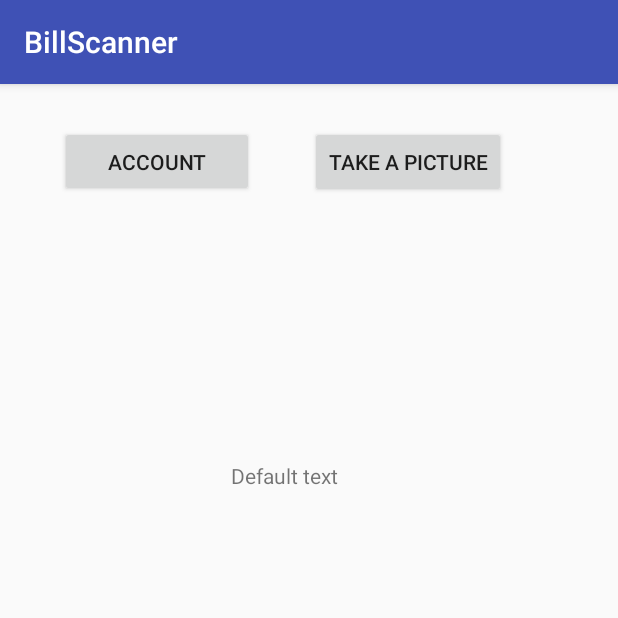
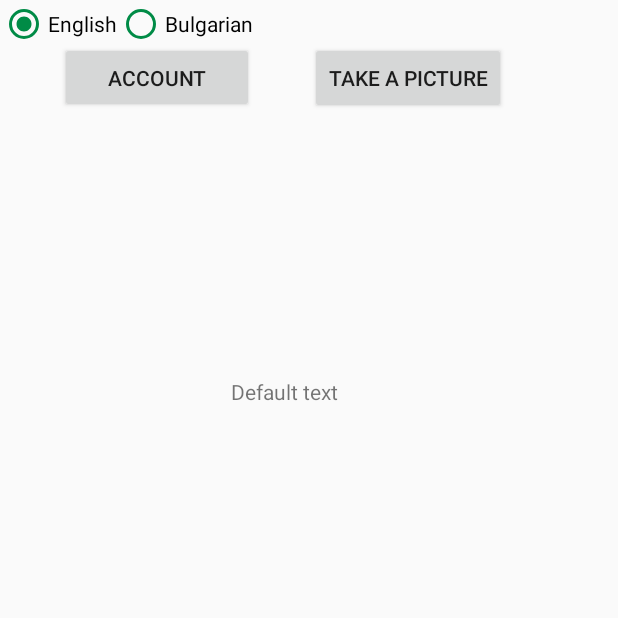
Before and after one commit to Cepe6/bill-scanner, an Android app: the screen it shows after launch (MainActivity), on a phone screen of 412 x 824 dp, the top half of it. Run offline under Robolectric (Android 15) with nearby library versions, the phone set to English and light mode, and no system bars; libraries missing offline, so code that uses them is left out: com.googlecode.tesseract, com.kinvey.android, com.kinvey.java, com.theartofdev.edmodo; plain views replace CropImageView; 4 statements that could not run were skipped.

Commit message:
Addming radio buttons for selecting between languages and removing app's title bar.

```diff
--- a/app/src/main/java/com/example/lacho/billscanner/AccountActivity.java
+++ b/app/src/main/java/com/example/lacho/billscanner/AccountActivity.java
@@ -8,13 +8,9 @@ import android.util.Log;
 import android.view.View;
 import android.widget.Button;
 
-import com.example.lacho.billscanner.accounts.LoginActivity;
 import com.kinvey.android.AsyncAppData;
 import com.kinvey.android.Client;
 import com.kinvey.android.callback.KinveyListCallback;
-import com.kinvey.android.callback.KinveyPingCallback;
-import com.kinvey.android.callback.KinveyUserCallback;
-import com.kinvey.java.User;
 
 public class AccountActivity extends AppCompatActivity {
     @Override
--- a/app/src/main/java/com/example/lacho/billscanner/MainActivity.java
+++ b/app/src/main/java/com/example/lacho/billscanner/MainActivity.java
@@ -12,8 +12,11 @@ import android.support.annotation.RequiresApi;
 import android.support.v7.app.AppCompatActivity;
 import android.util.Log;
 import android.view.View;
+import android.view.Window;
 import android.widget.Button;
 import android.widget.ImageView;
+import android.widget.RadioButton;
+import android.widget.RadioGroup;
 import android.widget.TextView;
 
 import com.example.lacho.billscanner.accounts.LoginActivity;
@@ -42,15 +45,16 @@ import java.util.Map;
 
 public class MainActivity extends AppCompatActivity {
 
-    Bitmap image;
-    TextView textView;
-    Client mKinveyClient;
-    String datapath = "";
-    String language = "eng";
+    private Bitmap image;
+    private TextView textView;
+    private Client mKinveyClient;
+    private String datapath = "";
+    private String language = "eng";
 
     @Override
     protected void onCreate(Bundle savedInstanceState) {
         super.onCreate(savedInstanceState);
+
         setContentView(R.layout.activity_main);
         Button ok = (Button) findViewById(R.id.ok);
         ok.setVisibility(View.INVISIBLE);
@@ -69,8 +73,8 @@ public class MainActivity extends AppCompatActivity {
         });
 
 
-        Intent login = new Intent(this, LoginActivity.class);
-        startActivity(login);
+        //Intent login = new Intent(this, LoginActivity.class);
+       // startActivity(login);
 
         RecordData recordData = new RecordData(mKinveyClient);
 
@@ -91,6 +95,25 @@ public class MainActivity extends AppCompatActivity {
                 startActivityForResult(intent, 0);
             }
         });
+    }
+
+    public void onRadioButtonClicked(View view) {
+        // Is the button now checked?
+        boolean checked = ((RadioButton)view).isChecked();
+
+        // Check which radio button was clicked
+        switch(view.getId()) {
+            case R.id.radio_eng:
+                if (checked) {
+                    language = "eng";
+                }
+                break;
+            case R.id.radio_bul:
+                if (checked) {
+                    language = "bul";
+                }
+                break;
+        }
     }
 
     public Client getmKinveyClient() {
--- a/app/src/main/res/layout/activity_main.xml
+++ b/app/src/main/res/layout/activity_main.xml
@@ -75,4 +75,28 @@
         app:layout_constraintBottom_toTopOf="@+id/textArea"
         app:layout_constraintTop_toTopOf="parent"
         android:layout_marginTop="8dp" />
+
+    <RadioGroup
+        android:layout_width="fill_parent"
+        android:layout_height="wrap_content"
+        android:orientation="horizontal">
+        <RadioButton
+            android:id="@+id/radio_eng"
+            android:layout_width="wrap_content"
+            android:layout_height="wrap_content"
+            android:text="@string/eng_lang"
+            android:checked="true"
+            android:buttonTint="@color/colorRadioButton"
+            android:onClick="onRadioButtonClicked"/>
+
+        <RadioButton
+            android:id="@+id/radio_bul"
+            android:layout_width="wrap_content"
+            android:layout_height="wrap_content"
+            android:buttonTint="@color/colorRadioButton"
+            android:text="@string/bul_lang"
+            android:onClick="onRadioButtonClicked"/>
+
+    </RadioGroup>
+
 </android.support.constraint.ConstraintLayout>
--- a/app/src/main/res/values/colors.xml
+++ b/app/src/main/res/values/colors.xml
@@ -3,4 +3,5 @@
     <color name="colorPrimary">#3F51B5</color>
     <color name="colorPrimaryDark">#303F9F</color>
     <color name="colorAccent">#FF4081</color>
+    <color name="colorRadioButton">#008B46</color>
 </resources>
--- a/app/src/main/res/values/strings.xml
+++ b/app/src/main/res/values/strings.xml
@@ -3,7 +3,9 @@
     <string name="take_a_picture">Take a picture</string>
     <string name="app_key">kid_BJOZFbKAx</string>
     <string name="app_secret">7386b05a10204b61a2d770abb8dba54c</string>
-    <string name="picture" />
+    <string name="picture"/>
     <string name="username">bill-scanner</string>
     <string name="password">bill-scanner</string>
+    <string name="eng_lang">English</string>
+    <string name="bul_lang">Bulgarian</string>
 </resources>
--- a/app/src/main/res/values/styles.xml
+++ b/app/src/main/res/values/styles.xml
@@ -1,7 +1,7 @@
 <resources>
 
     <!-- Base application theme. -->
-    <style name="AppTheme" parent="Theme.AppCompat.Light.DarkActionBar">
+    <style name="AppTheme" parent="Theme.AppCompat.Light.NoActionBar">
         <!-- Customize your theme here. -->
         <item name="colorPrimary">@color/colorPrimary</item>
         <item name="colorPrimaryDark">@color/colorPrimaryDark</item>
```
Also changed, not shown: app/src/main/res/drawable/test_image.png (deleted), 1 other file.
